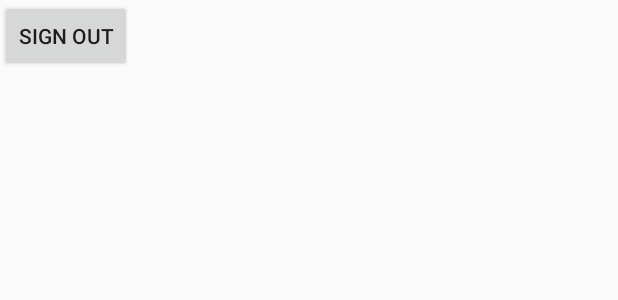
After one commit to Marken2808/AndroidApp, an Android app: the layout activity_inside.xml on its own in the app's theme, with its tools: preview values and no code run, on a phone screen of 412 x 824 dp. The commit adds this screen. Shown: the top 300 px of the screen. Run offline under Robolectric (Android 15) with nearby library versions, the phone set to English and light mode, and no system bars.

Commit message:
Auth
sign In Up Out

```diff
--- a/Login/app/build.gradle
+++ b/Login/app/build.gradle
@@ -29,7 +29,8 @@ dependencies {
     implementation 'androidx.constraintlayout:constraintlayout:2.0.2'
     implementation platform('com.google.firebase:firebase-bom:25.12.0')
     implementation 'com.google.firebase:firebase-analytics'
-
+    implementation 'com.google.firebase:firebase-database'
+    implementation 'com.google.firebase:firebase-auth'
     testImplementation 'junit:junit:4.12'
     androidTestImplementation 'androidx.test.ext:junit:1.1.2'
     androidTestImplementation 'androidx.test.espresso:espresso-core:3.3.0'
--- a/Login/app/src/main/AndroidManifest.xml
+++ b/Login/app/src/main/AndroidManifest.xml
@@ -9,7 +9,8 @@
         android:roundIcon="@mipmap/ic_launcher_round"
         android:supportsRtl="true"
         android:theme="@style/AppTheme">
-        <activity android:name=".SignInActivity"></activity>
+        <activity android:name=".InsideActivity"></activity>
+        <activity android:name=".SignInActivity" />
         <activity android:name=".MainActivity">
             <intent-filter>
                 <action android:name="android.intent.action.MAIN" />
--- /dev/null
+++ b/Login/app/src/main/res/layout/activity_inside.xml
@@ -0,0 +1,15 @@
+<?xml version="1.0" encoding="utf-8"?>
+<RelativeLayout xmlns:android="http://schemas.android.com/apk/res/android"
+    xmlns:app="http://schemas.android.com/apk/res-auto"
+    xmlns:tools="http://schemas.android.com/tools"
+    android:layout_width="match_parent"
+    android:layout_height="match_parent"
+    tools:context=".InsideActivity">
+
+    <Button
+        android:layout_width="wrap_content"
+        android:layout_height="wrap_content"
+        android:text="Sign Out"
+        android:gravity="center"
+        android:id="@+id/signOut"/>
+</RelativeLayout>
```
Also changed, not shown: Login/app/src/main/java/com/example/login/InsideActivity.java (added, +32 -0 lines), Login/app/src/main/java/com/example/login/SignInActivity.java (+83 -2 lines).
